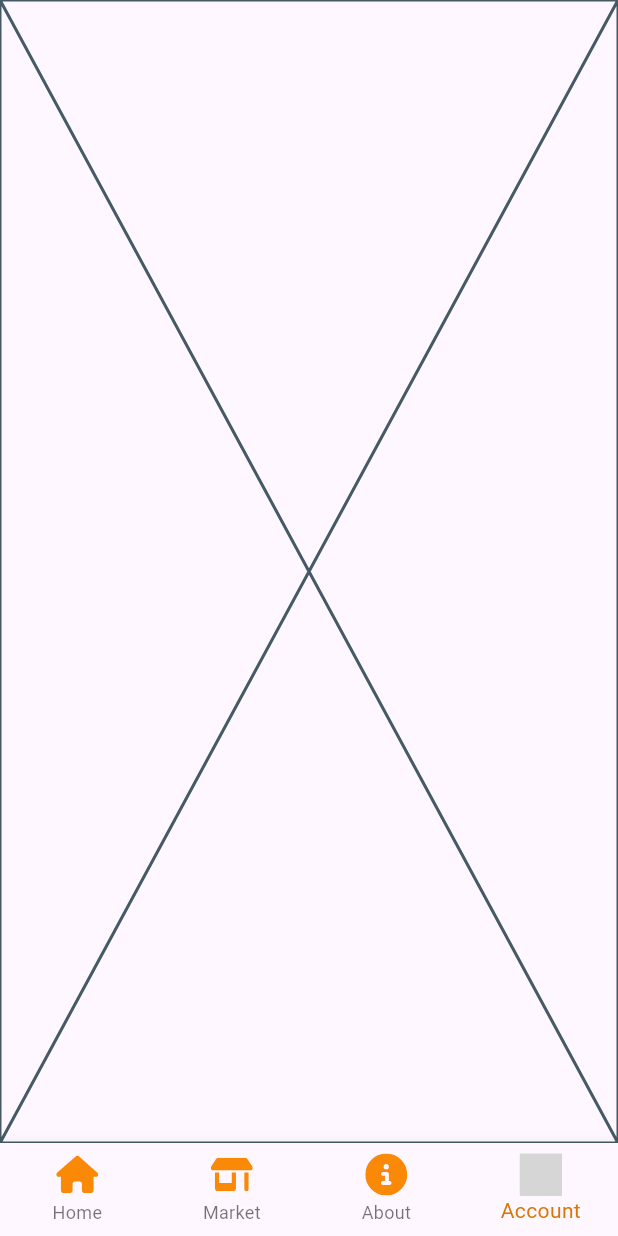
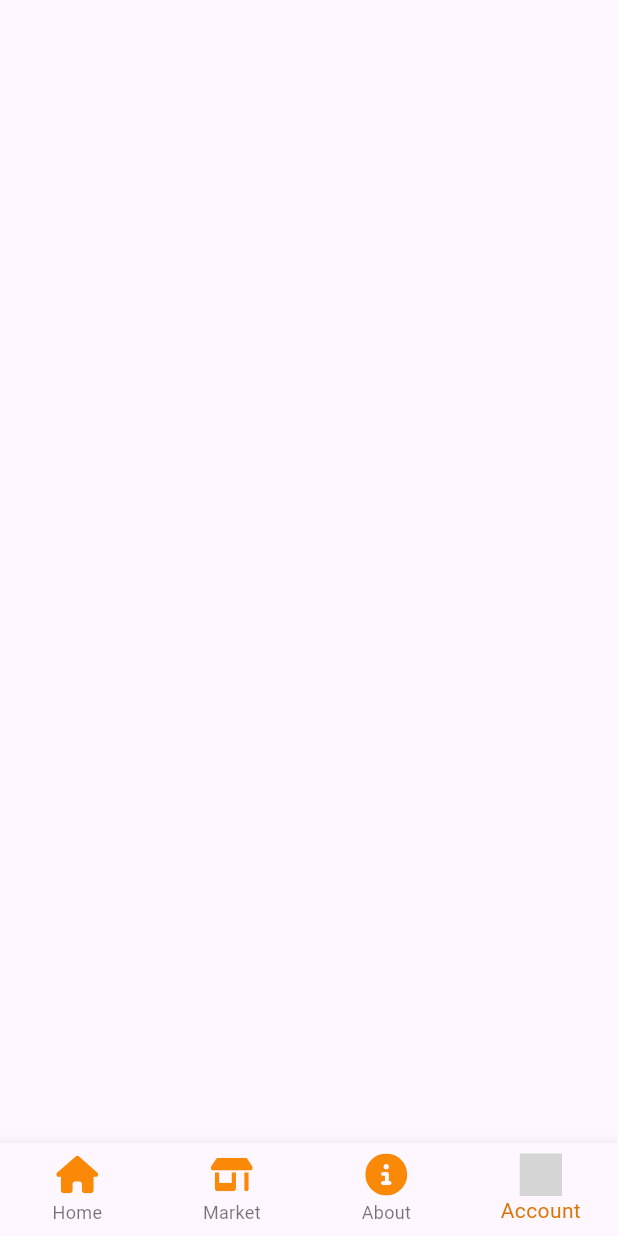
Before and after one commit to Felobateer/sweetmarket_mobile, a Flutter app: the screen it shows after launch, item 4 of the bottom bar chosen, on a phone screen of 412 x 824 dp. Run offline on Flutter 3.47's test engine with Material 3 defaults, Android fonts, the phone set to English and light mode, and no system bars; our stand-ins replace flutter_svg; grey boxes are pictures that could not be loaded.

Commit message:
save commit

```diff
--- a/lib/pages/account.dart
+++ b/lib/pages/account.dart
@@ -5,6 +5,6 @@ class Account extends StatelessWidget {
 
   @override
   Widget build(BuildContext context) {
-    return const Placeholder();
+    return Scaffold();
   }
 }
```
